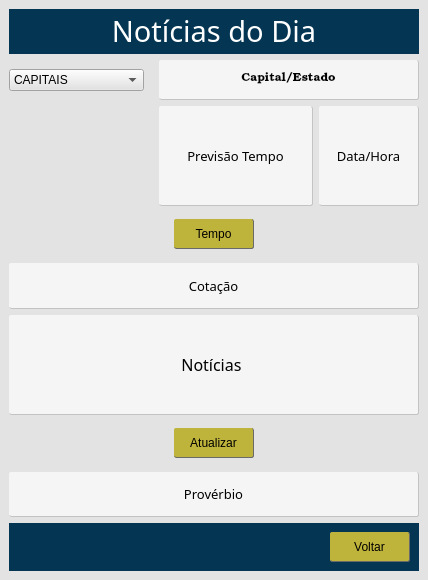
Qt form tela_noticias.ui (eliezersilva-dev/Projeto_Python_PyQt5_QtDesigner) before a commit.
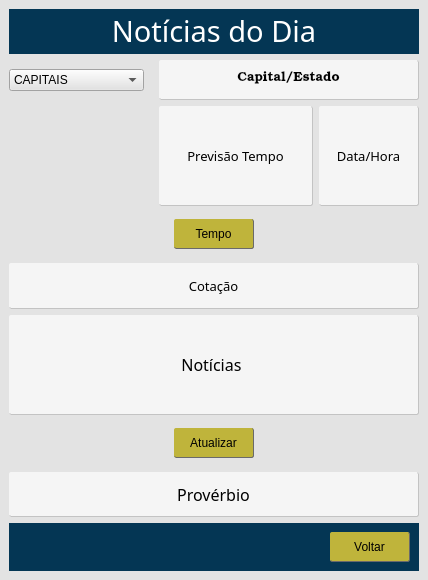
The same form after that commit.

What changed in the file:
```diff
--- a/tela_noticias.ui
+++ b/tela_noticias.ui
@@ -229,6 +229,7 @@
         <property name="font">
          <font>
           <family>Bookman Old Style</family>
+          <pointsize>10</pointsize>
          </font>
         </property>
         <property name="styleSheet">
@@ -539,7 +540,7 @@
       <property name="font">
        <font>
         <family>Baskerville Old Face</family>
-        <pointsize>10</pointsize>
+        <pointsize>12</pointsize>
        </font>
       </property>
       <property name="styleSheet">
```
